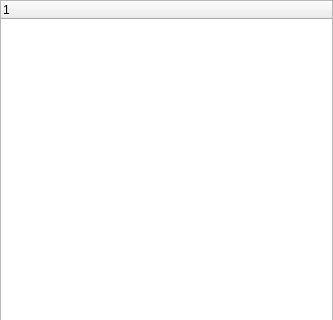
Above: tools/ve2/UI/VirtualFileSystem.ui from TrickPlay/Trickplay before the change; both pictures show x 0 to 333 and y 0 to 320 of the 333 by 698 pixel window. Below: the same form after it.
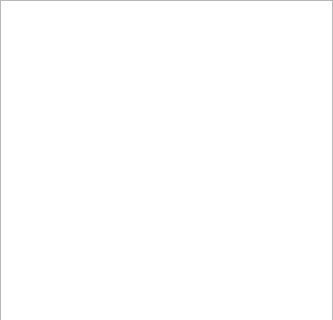
That is the form after the change.

```diff
--- a/tools/ve2/UI/VirtualFileSystem.ui
+++ b/tools/ve2/UI/VirtualFileSystem.ui
@@ -35,6 +35,9 @@
     <layout class="QGridLayout" name="fileSystem">
      <item row="0" column="0">
       <widget class="QTreeWidget" name="fileSystemTree">
+       <attribute name="headerVisible">
+        <bool>false</bool>
+       </attribute>
        <column>
         <property name="text">
          <string notr="true">1</string>
```
